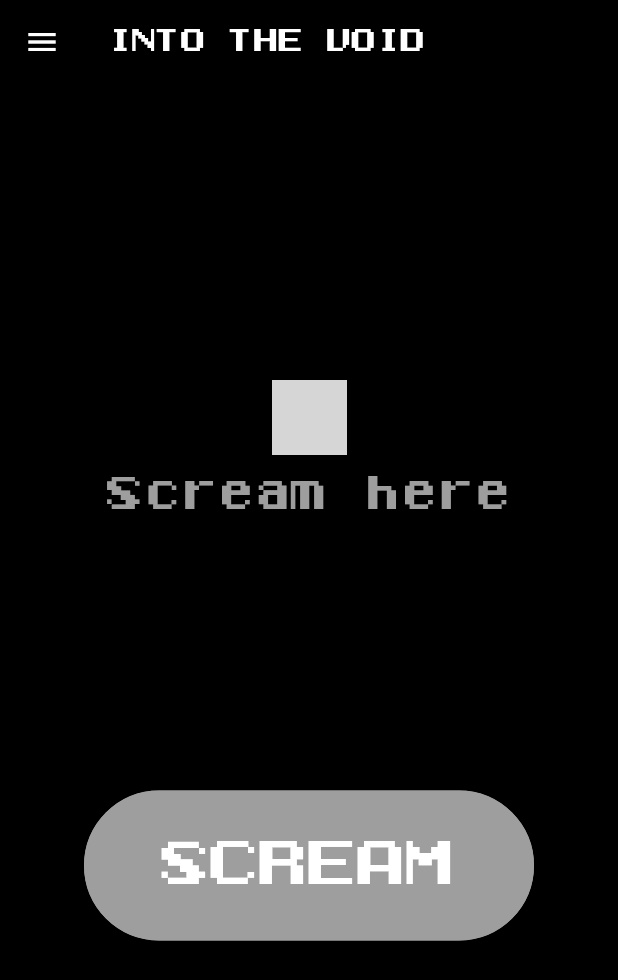
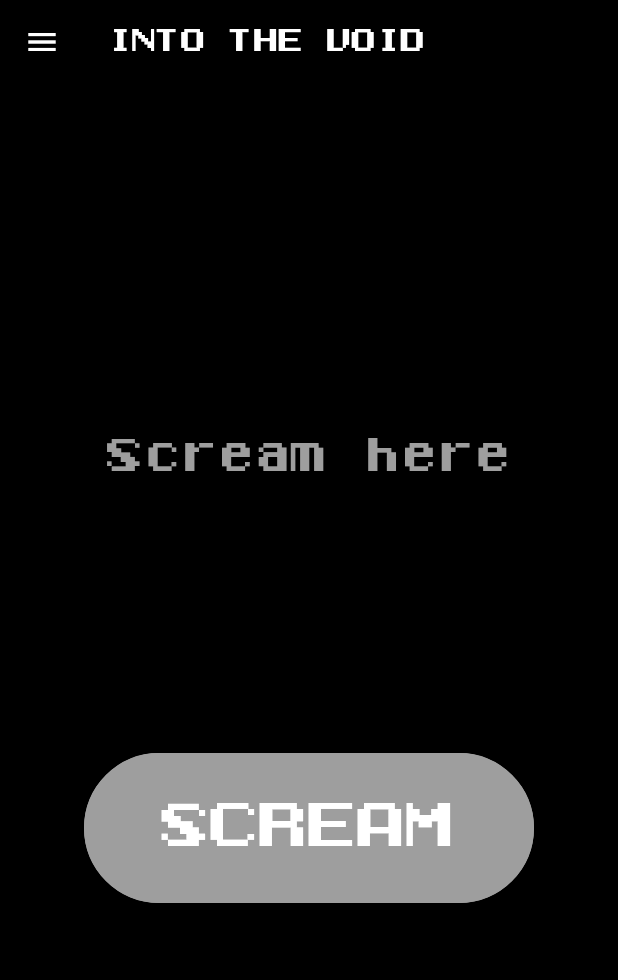
Before and after one commit to yung4/HelloWorld-2-the-squeakquel, a Flutter app: the screen it shows after launch, on a phone screen of 412 x 824 dp. Shown: the top 980 px of the screen. Run offline on Flutter 3.47's test engine with Material 2 defaults, Android fonts, the phone set to English and light mode, and no system bars; our stand-ins replace assets_audio_player; statements that could not run were skipped; grey boxes are pictures that could not be loaded.

Commit message:
implemented gifs

```diff
--- a/hello_world_2/lib/main.dart
+++ b/hello_world_2/lib/main.dart
@@ -1,4 +1,5 @@
 import 'package:flutter/material.dart';
+import 'package:assets_audio_player/assets_audio_player.dart';
 import 'dart:math';
 
 void main() => runApp(MyApp());
@@ -46,11 +47,37 @@ class MyHomePage extends StatefulWidget {
 }
 
 class _MyHomePageState extends State<MyHomePage> {
+
+  AssetsAudioPlayer _assetsAudioPlayer;
+
+
+  @override
+  void initState() {
+    super.initState();
+    _assetsAudioPlayer = AssetsAudioPlayer();
+    _assetsAudioPlayer.open(
+      AssetsAudio(
+        asset: "mii.mp3",
+        folder: "assets/",
+      ),
+    );
+    _assetsAudioPlayer.playOrPause();
+  }
+
+  @override
+  void dispose() {
+    _assetsAudioPlayer = null;
+    super.dispose();
+  }
+
+
   String _text = '';
 
   int score = 0;
 
   int level = 0;
+
+
 
   void onChanged(String value) {
     setState(() {
@@ -79,6 +106,8 @@ class _MyHomePageState extends State<MyHomePage> {
   @override
   Widget build(BuildContext context) {
     return Scaffold(
+
+
       backgroundColor: Colors.black,
       appBar: AppBar(
         title: Text(
@@ -91,11 +120,9 @@ class _MyHomePageState extends State<MyHomePage> {
         child: Column(
           mainAxisAlignment: MainAxisAlignment.center,
           children: <Widget>[
-            new Image(
-              image: new AssetImage("assets/banana.gif"),
-              height: 50,
-              width: 50,
-            ),
+
+
+
             Container(
               width: 400,
               child: TextField(
@@ -155,16 +182,35 @@ class _MyHomePageState extends State<MyHomePage> {
               Container(
                 child: DrawerHeader(
                   child: Container(
-                    child: Text(
-                      "Level " + level.toString(),
-                      style: TextStyle(
-                        color: Colors.white,
-                        fontSize: 20,
-                      ),
+                    child: Column(
+                      children: <Widget>[
+                        new Image(
+                          image: new AssetImage("assets/boy.gif"),
+                          height: 50,
+                          width: 50,
+                        ),
+                        Text(
+                          "Level " + level.toString(),
+                          style: TextStyle(
+                            color: Colors.white,
+                            fontSize: 20,
+                          ),
+                        ),
+                      ],
+
                     ),
+
+
+
+
                     alignment: Alignment.bottomLeft,
                     padding: EdgeInsets.all(20.0),
+
+
                   ),
+
+
+
                   margin: EdgeInsets.all(0.0),
                   padding: EdgeInsets.all(0.0),
                   decoration: BoxDecoration(
--- a/hello_world_2/pubspec.yaml
+++ b/hello_world_2/pubspec.yaml
@@ -19,6 +19,9 @@ environment:
 dependencies:
   flutter:
     sdk: flutter
+
+
+  assets_audio_player: ^1.0.1
 
   # The following adds the Cupertino Icons font to your application.
   # Use with the CupertinoIcons class for iOS style icons.
```
Also changed, not shown: hello_world_2/pubspec.lock, 2 other files.
